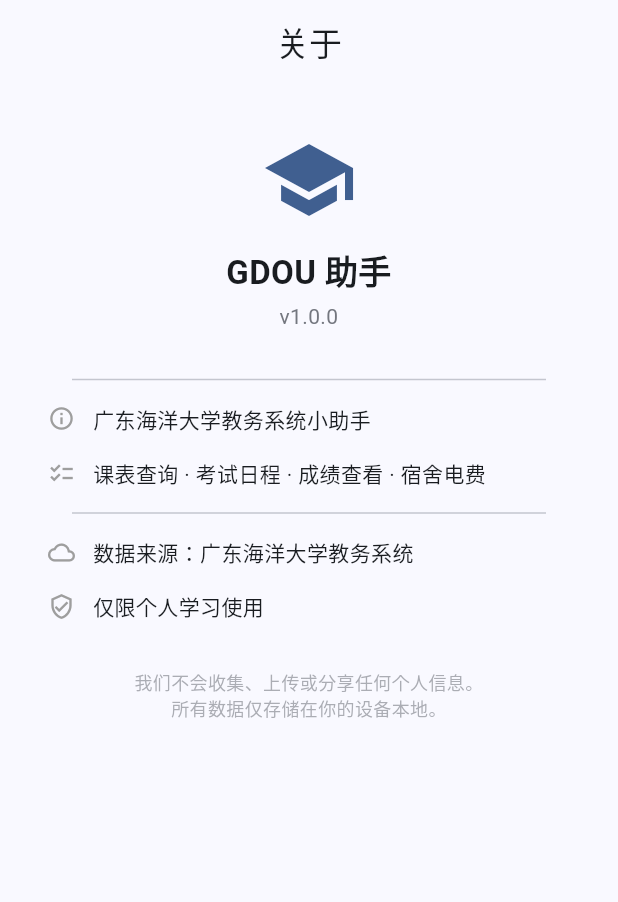
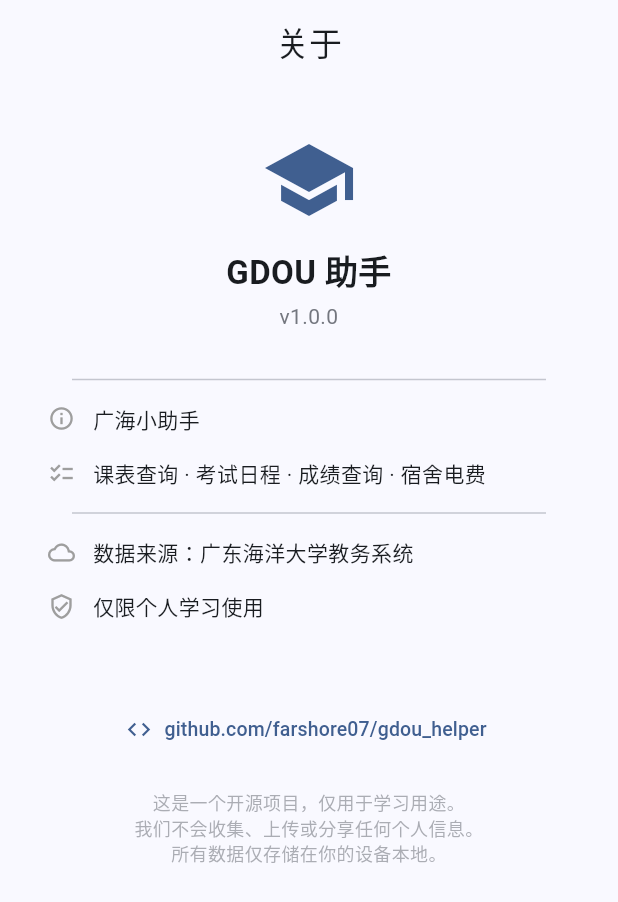
Before and after one commit to farshore07/gdou_helper, a Flutter app: the AboutPage screen opened by its route, on a phone screen of 412 x 824 dp. Shown: the top 902 px of the screen. Run offline on Flutter 3.47's test engine with Material 3 defaults, Android fonts, the phone set to English and light mode, and no system bars; our stand-ins replace dio, flutter_local_notifications, flutter_riverpod, flutter_secure_storage, go_router, shared_preferences and 1 more; accounts and stored records are empty.

Commit message:
feat: 关于页

```diff
--- a/lib/pages/about_page.dart
+++ b/lib/pages/about_page.dart
@@ -1,4 +1,5 @@
 import 'package:flutter/material.dart';
+import 'package:url_launcher/url_launcher.dart';
 
 class AboutPage extends StatelessWidget {
   const AboutPage({super.key});
@@ -20,18 +21,33 @@ class AboutPage extends StatelessWidget {
               style: TextStyle(fontSize: 14, color: cs.outline)),
           const SizedBox(height: 24),
           const Divider(indent: 48, endIndent: 48),
-          _info('广东海洋大学教务系统小助手', Icons.info_outline),
-          _info('课表查询 · 考试日程 · 成绩查看 · 宿舍电费', Icons.checklist),
+          _info('广海小助手', Icons.info_outline),
+          _info('课表查询 · 考试日程 · 成绩查询 · 宿舍电费', Icons.checklist),
           const Divider(indent: 48, endIndent: 48),
           _info('数据来源：广东海洋大学教务系统', Icons.cloud_outlined),
           _info('仅限个人学习使用', Icons.verified_user_outlined),
           const SizedBox(height: 24),
-          Text('我们不会收集、上传或分享任何个人信息。\n所有数据仅存储在你的设备本地。',
+          const SizedBox(height: 16),
+          TextButton.icon(
+            onPressed: () => _openUrl('https://github.com/farshore07/gdou_helper'),
+            icon: const Icon(Icons.code, size: 18),
+            label: const Text('github.com/farshore07/gdou_helper',
+                style: TextStyle(fontSize: 13)),
+          ),
+          const SizedBox(height: 16),
+          Text('这是一个开源项目，仅用于学习用途。\n我们不会收集、上传或分享任何个人信息。\n所有数据仅存储在你的设备本地。',
               textAlign: TextAlign.center,
               style: TextStyle(fontSize: 12, color: cs.outline.withAlpha(150))),
         ],
       ),
     );
+  }
+
+  void _openUrl(String url) async {
+    final uri = Uri.parse(url);
+    if (await canLaunchUrl(uri)) {
+      await launchUrl(uri, mode: LaunchMode.externalApplication);
+    }
   }
 
   Widget _info(String text, IconData icon) => Padding(
--- a/pubspec.yaml
+++ b/pubspec.yaml
@@ -41,6 +41,7 @@ dependencies:
   dio: ^5.10.0
   shared_preferences: ^2.5.5
   flutter_secure_storage: ^10.3.1
+  url_launcher: ^6.3.2
 
 dev_dependencies:
   flutter_test:
```
Also changed, not shown: pubspec.lock, 5 other files.
